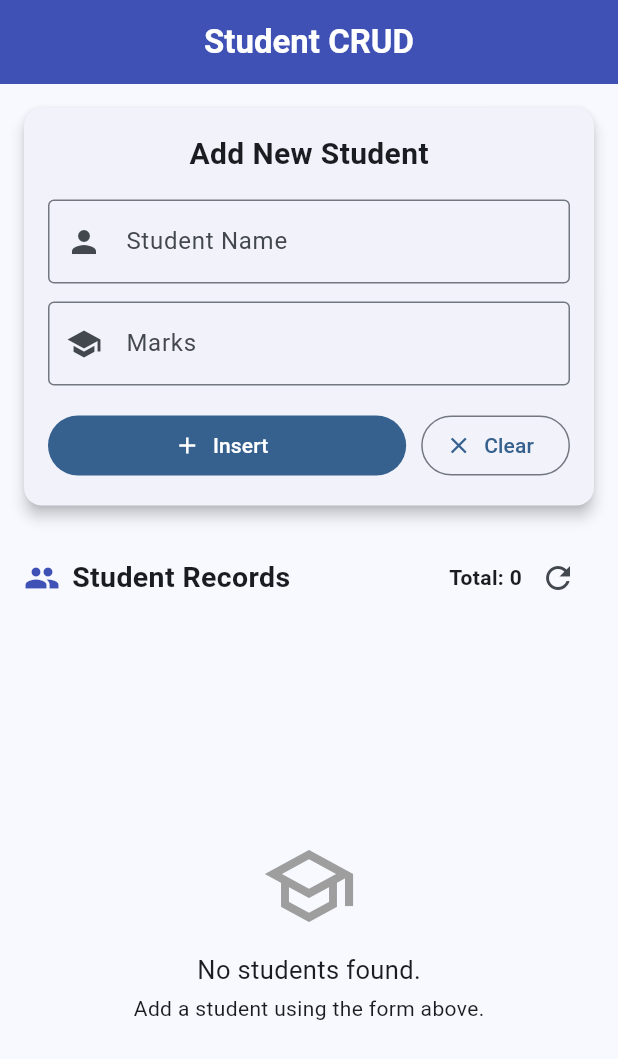
After one commit to MisbahSarkawas/Mobile_Computing, a Flutter app: the StudentScreen screen opened directly, on a phone screen of 412 x 824 dp. The commit adds this screen. Shown: the top 1059 px of the screen. Run offline on Flutter 3.47's test engine with Material 3 defaults, Android fonts, the phone set to English and light mode, and no system bars; our stand-ins replace sqflite; accounts and stored records are empty; network calls fail.

Commit message:
Upload flutter stateful

```diff
--- /dev/null
+++ b/FlutterCrudOperation/lib/main.dart
@@ -0,0 +1,519 @@
+
+import 'package:flutter/material.dart';
+import 'package:sqflite/sqflite.dart';
+import 'package:path/path.dart' as p;
+
+void main() {
+WidgetsFlutterBinding.ensureInitialized();
+runApp(const MyApp());
+}
+
+// Main application
+class MyApp extends StatelessWidget {
+const MyApp({super.key});
+
+@override
+Widget build(BuildContext context) {
+return MaterialApp(
+title: 'Student CRUD',
+debugShowCheckedModeBanner: false,
+theme: ThemeData(
+colorScheme: ColorScheme.fromSeed(
+seedColor: Colors.indigo,
+),
+useMaterial3: true,
+),
+home: const StudentScreen(),
+);
+}
+}
+
+// SQLite database operations
+class StudentDatabase {
+static Database? _database;
+
+static Future<Database> getDatabase() async {
+if (_database != null) {
+return _database!;
+}
+
+final databasePath = await getDatabasesPath();
+final path = p.join(databasePath, 'students.db');
+
+_database = await openDatabase(
+path,
+version: 1,
+onCreate: (Database db, int version) async {
+await db.execute('''
+          CREATE TABLE students (
+            id INTEGER PRIMARY KEY AUTOINCREMENT,
+            name TEXT NOT NULL,
+            marks TEXT NOT NULL
+          )
+        ''');
+},
+);
+
+return _database!;
+}
+
+// Insert student
+static Future<int> insertStudent(
+String name,
+String marks,
+) async {
+final db = await getDatabase();
+
+return await db.insert(
+'students',
+{
+'name': name,
+'marks': marks,
+},
+);
+}
+
+// Get all students
+static Future<List<Map<String, dynamic>>> getStudents() async {
+final db = await getDatabase();
+
+return await db.query(
+'students',
+orderBy: 'id DESC',
+);
+}
+
+// Update student
+static Future<int> updateStudent(
+int id,
+String name,
+String marks,
+) async {
+final db = await getDatabase();
+
+return await db.update(
+'students',
+{
+'name': name,
+'marks': marks,
+},
+where: 'id = ?',
+whereArgs: [id],
+);
+}
+
+// Delete student
+static Future<int> deleteStudent(int id) async {
+final db = await getDatabase();
+
+return await db.delete(
+'students',
+where: 'id = ?',
+whereArgs: [id],
+);
+}
+}
+
+// Student screen
+class StudentScreen extends StatefulWidget {
+const StudentScreen({super.key});
+
+@override
+State<StudentScreen> createState() => _StudentScreenState();
+}
+
+class _StudentScreenState extends State<StudentScreen> {
+final TextEditingController nameController = TextEditingController();
+final TextEditingController marksController = TextEditingController();
+
+List<Map<String, dynamic>> students = [];
+
+int? selectedId;
+bool isLoading = true;
+bool isSaving = false;
+
+@override
+void initState() {
+super.initState();
+loadStudents();
+}
+
+// Display all students
+Future<void> loadStudents() async {
+try {
+final data = await StudentDatabase.getStudents();
+
+if (!mounted) return;
+
+setState(() {
+students = data;
+isLoading = false;
+});
+} catch (e) {
+if (!mounted) return;
+
+setState(() {
+isLoading = false;
+});
+
+showMessage('Could not load students: $e');
+}
+}
+
+// Insert or update a student
+Future<void> saveStudent() async {
+final name = nameController.text.trim();
+final marks = marksController.text.trim();
+
+if (name.isEmpty || marks.isEmpty) {
+showMessage('Please enter both student name and marks.');
+return;
+}
+
+setState(() {
+isSaving = true;
+});
+
+try {
+if (selectedId == null) {
+await StudentDatabase.insertStudent(name, marks);
+
+if (!mounted) return;
+
+showMessage('Student inserted successfully!');
+} else {
+await StudentDatabase.updateStudent(
+selectedId!,
+name,
+marks,
+);
+
+if (!mounted) return;
+
+showMessage('Student updated successfully!');
+}
+
+clearForm();
+await loadStudents();
+} catch (e) {
+if (!mounted) return;
+
+showMessage('Operation failed: $e');
+} finally {
+if (mounted) {
+setState(() {
+isSaving = false;
+});
+}
+}
+}
+
+// Load selected student into the form
+void editStudent(Map<String, dynamic> student) {
+setState(() {
+selectedId = student['id'] as int;
+nameController.text = student['name'].toString();
+marksController.text = student['marks'].toString();
+});
+
+showMessage('Edit the details and press Update.');
+}
+
+// Delete a student
+Future<void> removeStudent(int id) async {
+try {
+await StudentDatabase.deleteStudent(id);
+
+if (!mounted) return;
+
+if (selectedId == id) {
+clearForm();
+}
+
+await loadStudents();
+
+if (!mounted) return;
+
+showMessage('Student deleted successfully!');
+} catch (e) {
+if (!mounted) return;
+
+showMessage('Could not delete student: $e');
+}
+}
+
+// Clear input fields
+void clearForm() {
+nameController.clear();
+marksController.clear();
+
+setState(() {
+selectedId = null;
+});
+}
+
+// Show a message using Flutter BuildContext
+void showMessage(String message) {
+if (!mounted) return;
+
+ScaffoldMessenger.of(context).showSnackBar(
+SnackBar(
+content: Text(message),
+behavior: SnackBarBehavior.floating,
+),
+);
+}
+
+// Ask before deleting
+Future<void> confirmDelete(int id, String name) async {
+final bool? confirm = await showDialog<bool>(
+context: context,
+builder: (BuildContext dialogContext) {
+return AlertDialog(
+title: const Text('Delete Student?'),
+content: Text('Do you want to delete $name?'),
+actions: [
+TextButton(
+onPressed: () {
+Navigator.of(dialogContext).pop(false);
+},
+child: const Text('Cancel'),
+),
+FilledButton(
+onPressed: () {
+Navigator.of(dialogContext).pop(true);
+},
+child: const Text('Delete'),
+),
+],
+);
+},
+);
+
+if (confirm == true) {
+await removeStudent(id);
+}
+}
+
+@override
+void dispose() {
+nameController.dispose();
+marksController.dispose();
+super.dispose();
+}
+
+@override
+Widget build(BuildContext context) {
+return Scaffold(
+appBar: AppBar(
+title: const Text(
+'Student CRUD',
+style: TextStyle(
+fontWeight: FontWeight.bold,
+color: Colors.white,
+),
+),
+centerTitle: true,
+backgroundColor: Colors.indigo,
+foregroundColor: Colors.white,
+),
+body: SafeArea(
+child: Column(
+children: [
+// Input form
+Card(
+margin: const EdgeInsets.all(16),
+elevation: 4,
+child: Padding(
+padding: const EdgeInsets.all(16),
+child: Column(
+children: [
+Text(
+selectedId == null
+? 'Add New Student'
+    : 'Update Student',
+style: const TextStyle(
+fontSize: 20,
+fontWeight: FontWeight.bold,
+),
+),
+const SizedBox(height: 16),
+
+TextField(
+controller: nameController,
+decoration: const InputDecoration(
+labelText: 'Student Name',
+hintText: 'Enter student name',
+prefixIcon: Icon(Icons.person),
+border: OutlineInputBorder(),
+),
+),
+
+const SizedBox(height: 12),
+
+TextField(
+controller: marksController,
+keyboardType: const TextInputType.numberWithOptions(
+decimal: true,
+),
+decoration: const InputDecoration(
+labelText: 'Marks',
+hintText: 'Enter student marks',
+prefixIcon: Icon(Icons.school),
+border: OutlineInputBorder(),
+),
+),
+
+const SizedBox(height: 16),
+
+Row(
+children: [
+Expanded(
+child: FilledButton.icon(
+onPressed: isSaving ? null : saveStudent,
+icon: Icon(
+selectedId == null
+? Icons.add
+    : Icons.update,
+),
+label: Text(
+selectedId == null ? 'Insert' : 'Update',
+),
+),
+),
+const SizedBox(width: 10),
+OutlinedButton.icon(
+onPressed: clearForm,
+icon: const Icon(Icons.clear),
+label: const Text('Clear'),
+),
+],
+),
+],
+),
+),
+),
+
+// Student list heading
+Padding(
+padding: const EdgeInsets.symmetric(
+horizontal: 16,
+vertical: 8,
+),
+child: Row(
+children: [
+const Icon(
+Icons.people,
+color: Colors.indigo,
+),
+const SizedBox(width: 8),
+const Expanded(
+child: Text(
+'Student Records',
+style: TextStyle(
+fontSize: 19,
+fontWeight: FontWeight.bold,
+),
+),
+),
+Text(
+'Total: ${students.length}',
+style: const TextStyle(
+fontWeight: FontWeight.w600,
+),
+),
+IconButton(
+onPressed: loadStudents,
+tooltip: 'Refresh records',
+icon: const Icon(Icons.refresh),
+),
+],
+),
+),
+
+// Student list
+Expanded(
+child: isLoading
+? const Center(
+child: CircularProgressIndicator(),
+)
+    : students.isEmpty
+? const Center(
+child: Column(
+mainAxisSize: MainAxisSize.min,
+children: [
+Icon(
+Icons.school_outlined,
+size: 64,
+color: Colors.grey,
+),
+SizedBox(height: 12),
+Text(
+'No students found.',
+style: TextStyle(fontSize: 17),
+),
+SizedBox(height: 4),
+Text('Add a student using the form above.'),
+],
+),
+)
+    : ListView.builder(
+padding: const EdgeInsets.fromLTRB(
+12,
+0,
+12,
+16,
+),
+itemCount: students.length,
+itemBuilder: (context, index) {
+final student = students[index];
+final int id = student['id'] as int;
+final String name =
+student['name'].toString();
+final String marks =
+student['marks'].toString();
+
+return Card(
+margin: const EdgeInsets.symmetric(
+vertical: 6,
+),
+child: ListTile(
+leading: CircleAvatar(
+backgroundColor: Colors.indigo.shade100,
+child: Text(
+'$id',
+style: const TextStyle(
+color: Colors.indigo,
+fontWeight: FontWeight.bold,
+),
+),
+),
+title: Text(
+name,
+style: const TextStyle(
+fontWeight: FontWeight.bold,
+),
+),
+subtitle: Text('Marks: $marks'),
+onTap: () => editStudent(student),
+trailing: IconButton(
+tooltip: 'Delete student',
+icon: const Icon(
+Icons.delete,
+color: Colors.red,
+),
+onPressed: () {
+confirmDelete(id, name);
+},
+),
+),
+);
+},
+),
+),
+],
+),
+),
+);
+}
+}
--- a/Flutter_1stpg/lib/main.dart
+++ b/Flutter_1stpg/lib/main.dart
@@ -15,7 +15,8 @@ class MyApp extends StatelessWidget {
       home: Scaffold(
         body: Center(
           child: Text(
-            'Hello, World!',
+            ' 112 Misbah Sarkawas '
+                'Hello, World!',
             style: TextStyle(
               fontSize: 28,
               color: Colors.blue,
```
Also changed, not shown: FlutterCrudOperation/analysis_options.yaml (added, +28 -0 lines), FlutterCrudOperation/pubspec.yaml (added, +24 -0 lines), FlutterCrudOperation/pubspec.lock (added), 124 other files.
